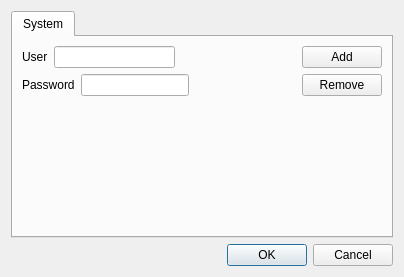
Old version of the form core/View/toolsdialog.ui in the repository altaybrusan/ibex.
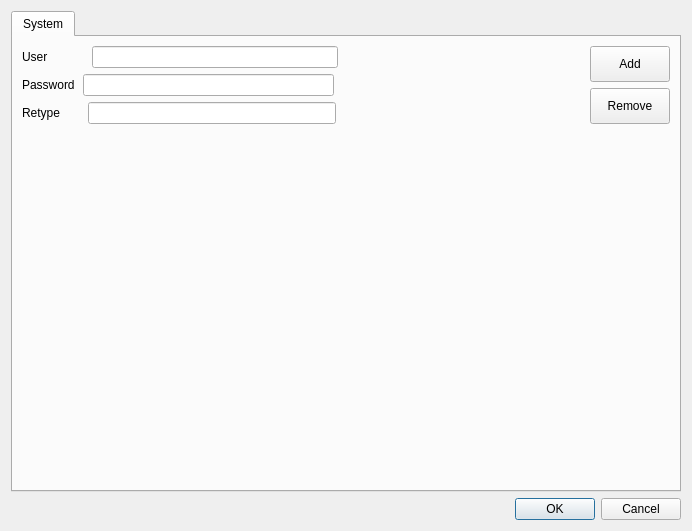
New version of the form. Icons and pictures are not drawn.

Commit message: remove user is completed

What changed in the file:
```diff
--- a/core/View/toolsdialog.ui
+++ b/core/View/toolsdialog.ui
@@ -6,8 +6,8 @@
    <rect>
     <x>0</x>
     <y>0</y>
-    <width>404</width>
-    <height>277</height>
+    <width>692</width>
+    <height>531</height>
    </rect>
   </property>
   <property name="windowTitle">
@@ -25,7 +25,7 @@
       </attribute>
       <layout class="QVBoxLayout" name="verticalLayout_4">
        <item>
-        <layout class="QHBoxLayout" name="horizontalLayout_3">
+        <layout class="QHBoxLayout" name="horizontalLayout_4">
          <item>
           <layout class="QVBoxLayout" name="verticalLayout_2">
            <item>
@@ -38,7 +38,23 @@
               </widget>
              </item>
              <item>
-              <widget class="QLineEdit" name="lineEdit"/>
+              <spacer name="horizontalSpacer_3">
+               <property name="orientation">
+                <enum>Qt::Horizontal</enum>
+               </property>
+               <property name="sizeType">
+                <enum>QSizePolicy::Fixed</enum>
+               </property>
+               <property name="sizeHint" stdset="0">
+                <size>
+                 <width>38</width>
+                 <height>20</height>
+                </size>
+               </property>
+              </spacer>
+             </item>
+             <item>
+              <widget class="QLineEdit" name="userLineEdit"/>
              </item>
              <item>
               <spacer name="horizontalSpacer">
@@ -65,7 +81,23 @@
               </widget>
              </item>
              <item>
-              <widget class="QLineEdit" name="lineEdit_2">
+              <spacer name="horizontalSpacer_6">
+               <property name="orientation">
+                <enum>Qt::Horizontal</enum>
+               </property>
+               <property name="sizeType">
+                <enum>QSizePolicy::Fixed</enum>
+               </property>
+               <property name="sizeHint" stdset="0">
+                <size>
+                 <width>2</width>
+                 <height>20</height>
+                </size>
+               </property>
+              </spacer>
+             </item>
+             <item>
+              <widget class="QLineEdit" name="passwordLineEdit">
                <property name="echoMode">
                 <enum>QLineEdit::Password</enum>
                </property>
@@ -86,6 +118,53 @@
              </item>
             </layout>
            </item>
+           <item>
+            <layout class="QHBoxLayout" name="horizontalLayout_3">
+             <item>
+              <widget class="QLabel" name="retypePasswordLbl">
+               <property name="text">
+                <string>Retype</string>
+               </property>
+              </widget>
+             </item>
+             <item>
+              <spacer name="horizontalSpacer_5">
+               <property name="orientation">
+                <enum>Qt::Horizontal</enum>
+               </property>
+               <property name="sizeType">
+                <enum>QSizePolicy::Fixed</enum>
+               </property>
+               <property name="sizeHint" stdset="0">
+                <size>
+                 <width>22</width>
+                 <height>20</height>
+                </size>
+               </property>
+              </spacer>
+             </item>
+             <item>
+              <widget class="QLineEdit" name="retypePasswordlineEdit">
+               <property name="echoMode">
+                <enum>QLineEdit::Password</enum>
+               </property>
+              </widget>
+             </item>
+             <item>
+              <spacer name="horizontalSpacer_4">
+               <property name="orientation">
+                <enum>Qt::Horizontal</enum>
+               </property>
+               <property name="sizeHint" stdset="0">
+                <size>
+                 <width>40</width>
+                 <height>20</height>
+                </size>
+               </property>
+              </spacer>
+             </item>
+            </layout>
+           </item>
           </layout>
          </item>
          <item>
```
Left out of the diff: 10 changed lines with no effect on the pictures. The commit also changes 23 other files.
